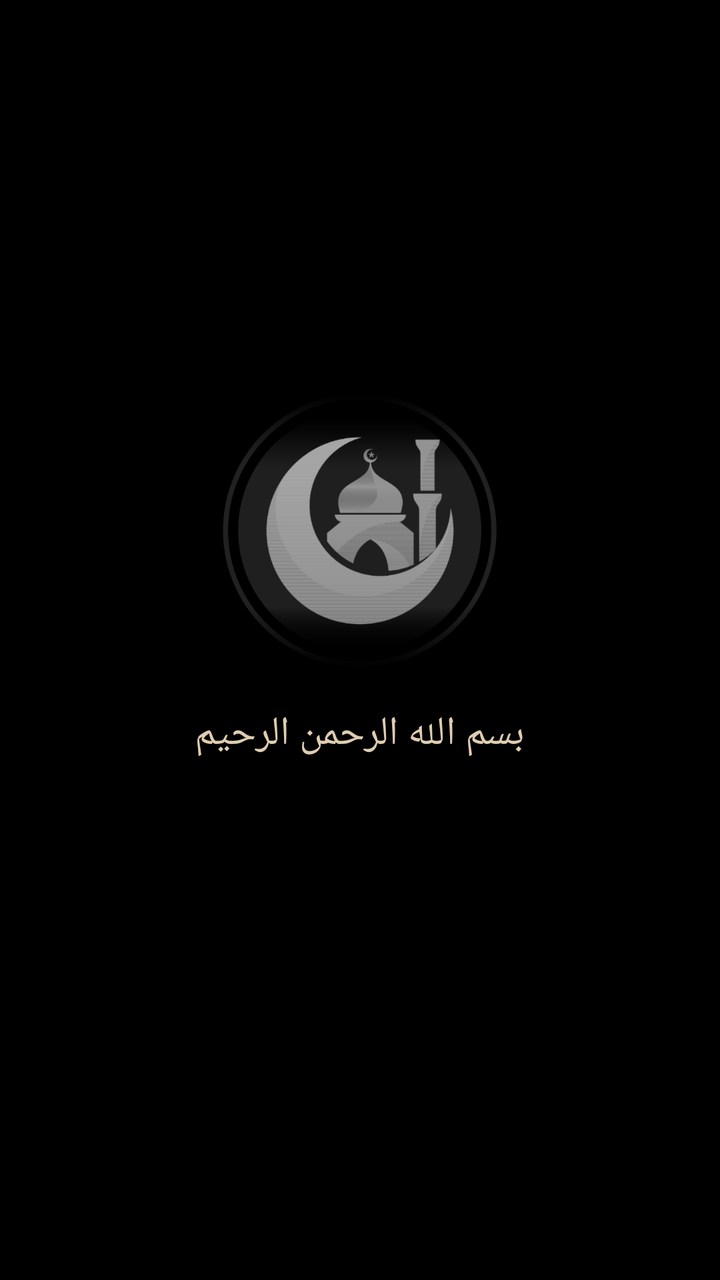
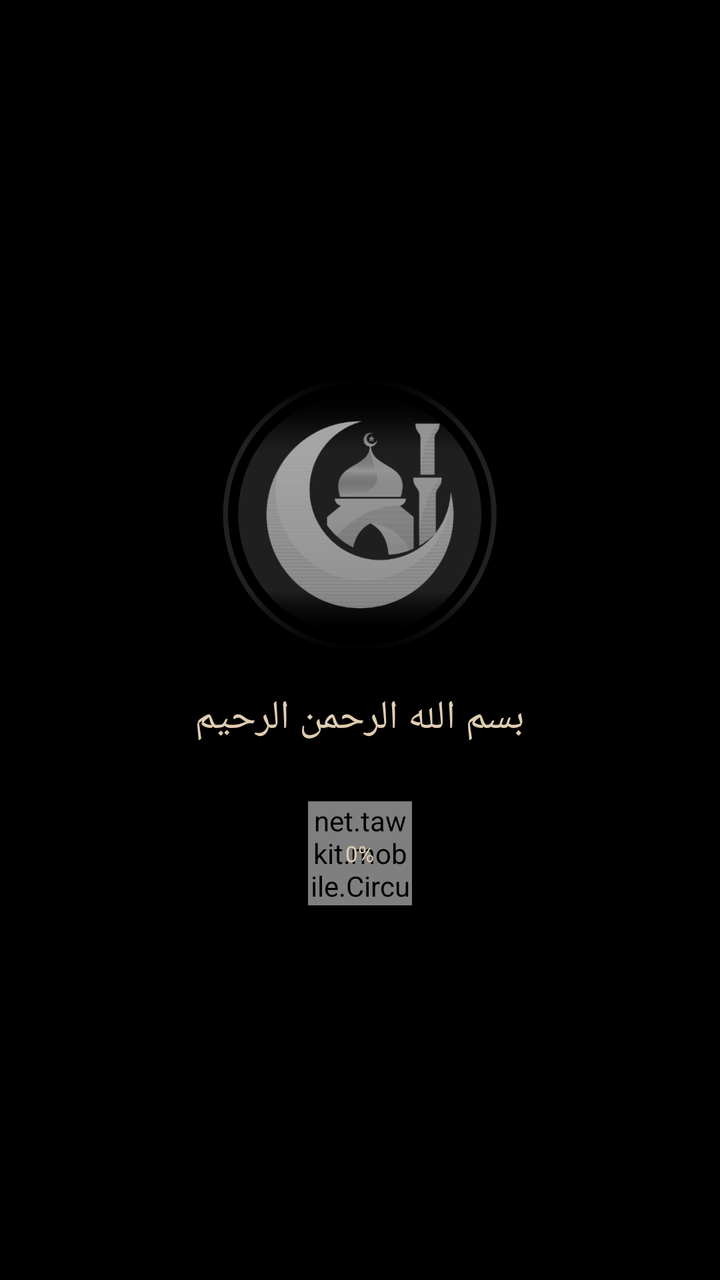

Two renders of the same Android screen: before a commit and after it. Below are the layout's source before the change and the commit's diff.
<!-- AndroidManifest.xml: application theme Theme.TawkitMobile -->
<!-- res/layout/activity_main.xml -->
<?xml version="1.0" encoding="utf-8"?>
<FrameLayout
    xmlns:android="http://schemas.android.com/apk/res/android"
    android:layout_width="match_parent"
    android:layout_height="match_parent">

    <WebView
        android:id="@+id/webView"
        android:layout_width="match_parent"
        android:layout_height="match_parent"
        android:background="#000000"
        android:overScrollMode="never" />

    
    <LinearLayout
        android:id="@+id/splashOverlay"
        android:layout_width="match_parent"
        android:layout_height="match_parent"
        android:background="#000000"
        android:orientation="vertical"
        android:gravity="center"
        android:clickable="true"
        android:focusable="true">

        <ImageView
            android:id="@+id/splashLogo"
            android:layout_width="140dp"
            android:layout_height="140dp"
            android:src="@drawable/splash_logo"
            android:contentDescription="@null" />

        <TextView
            android:id="@+id/splashBasmala"
            android:layout_width="wrap_content"
            android:layout_height="wrap_content"
            android:layout_marginTop="18dp"
            android:text="@string/splash_basmala"
            android:textColor="#DFCDB1"
            android:textSize="20sp" />

        <ProgressBar
            android:id="@+id/splashProgress"
            android:layout_width="36dp"
            android:layout_height="36dp"
            android:layout_marginTop="28dp"
            android:indeterminateTint="#DFCDB1" />

    </LinearLayout>

</FrameLayout>
<!-- resources referenced by this layout -->
<resources>
  <!-- drawable splash_logo: png bitmap (drawable-nodpi, 50942 bytes) -->
  <string name="splash_basmala">بسم الله الرحمن الرحيم</string>
  <style name="Theme.TawkitMobile" parent="Theme.AppCompat.NoActionBar">
          <item name="android:windowBackground">@android:color/black</item>
          <item name="android:statusBarColor">@android:color/black</item>
          <item name="android:navigationBarColor">@android:color/black</item>
      </style>
</resources>

<!-- the commit's change to res/layout/activity_main.xml (unified diff, before → after) -->
@@ -38,12 +38,26 @@
             android:textColor="#DFCDB1"
             android:textSize="20sp" />
 
-        <ProgressBar
-            android:id="@+id/splashProgress"
-            android:layout_width="36dp"
-            android:layout_height="36dp"
-            android:layout_marginTop="28dp"
-            android:indeterminateTint="#DFCDB1" />
+        <FrameLayout
+            android:layout_width="52dp"
+            android:layout_height="52dp"
+            android:layout_marginTop="28dp">
+
+            <net.tawkit.mobile.CircularProgressView
+                android:id="@+id/splashProgress"
+                android:layout_width="match_parent"
+                android:layout_height="match_parent" />
+
+            <TextView
+                android:id="@+id/splashProgressText"
+                android:layout_width="wrap_content"
+                android:layout_height="wrap_content"
+                android:layout_gravity="center"
+                android:text="0%"
+                android:textColor="#DFCDB1"
+                android:textSize="11sp" />
+
+        </FrameLayout>
 
     </LinearLayout>
 
